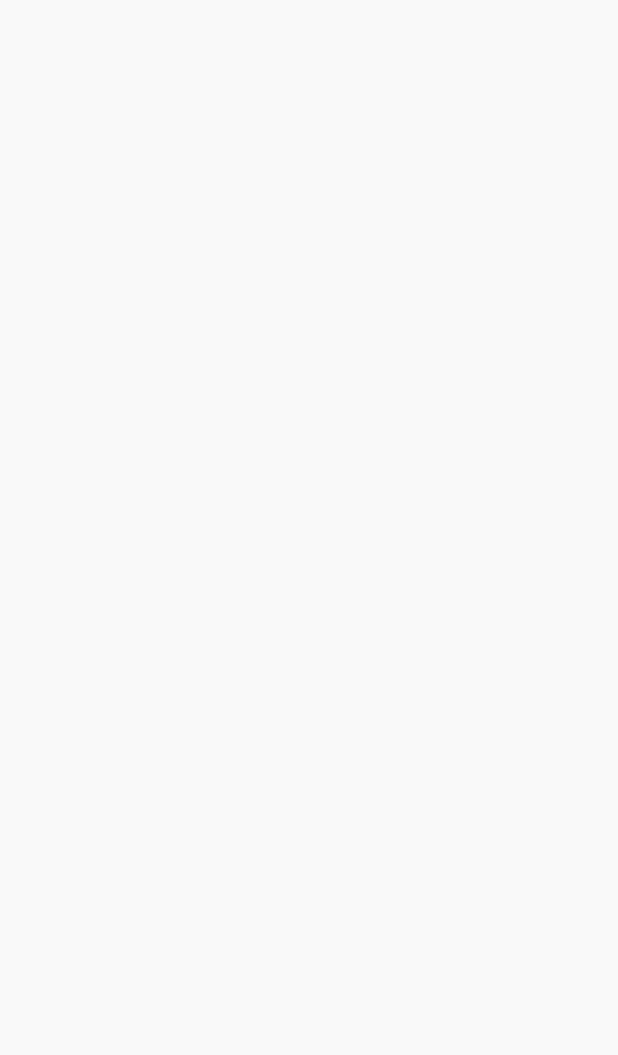
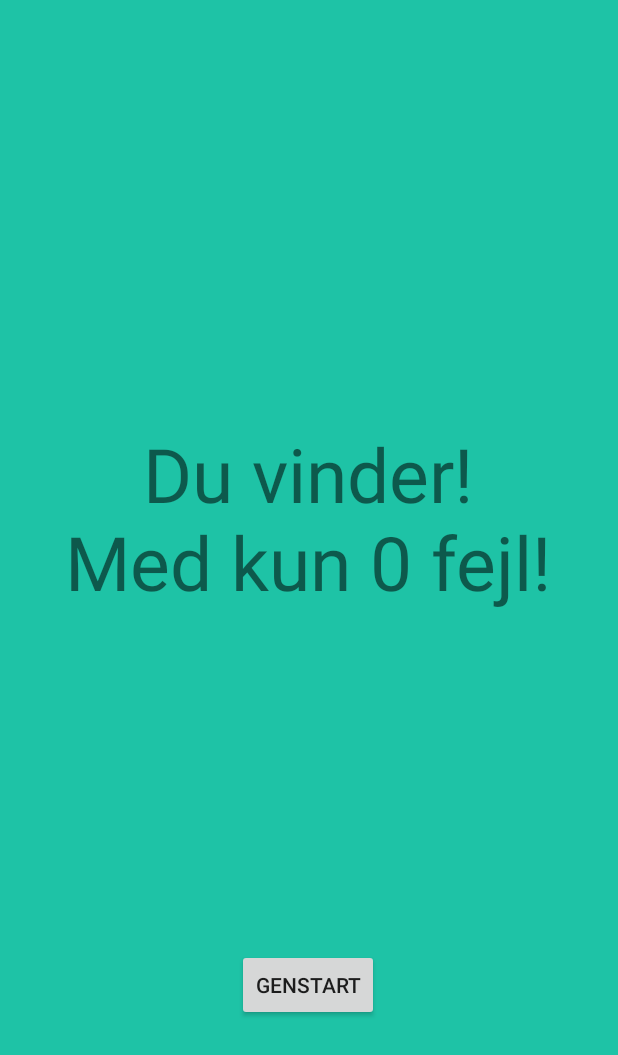
Before and after one commit to alexAbela/Hangman_1, an Android app: the WinningActivity screen opened directly, with no data from a screen before it, on a phone screen of 412 x 824 dp. Before the commit the part shown is empty. Shown: the top 1055 px of the screen. Run offline under Robolectric (Android 15) with nearby library versions, the phone set to English and light mode, and no system bars; 2 statements that could not run were skipped.

Commit message:
Winning activity first implementation

```diff
--- a/app/src/main/java/com/example/hangman/Galgelogik.java
+++ b/app/src/main/java/com/example/hangman/Galgelogik.java
@@ -22,14 +22,14 @@ public class Galgelogik {
 
   public Galgelogik() {
     muligeOrd.add("bil");
-    muligeOrd.add("computer");
+   /* muligeOrd.add("computer");
     muligeOrd.add("programmering");
     muligeOrd.add("motorvej");
     muligeOrd.add("busrute");
     muligeOrd.add("gangsti");
     muligeOrd.add("skovsnegl");
     muligeOrd.add("solsort");
-    muligeOrd.add("nitten");
+    muligeOrd.add("nitten");*/
     nulstil();
   }
 
--- a/app/src/main/java/com/example/hangman/MainActivity.java
+++ b/app/src/main/java/com/example/hangman/MainActivity.java
@@ -62,6 +62,8 @@ public class MainActivity extends AppCompatActivity implements View.OnClickListe
                 Toast.makeText(this, "Du gættede rigtigt: '" + guess.getText().toString().toUpperCase() + "' er i ordet.", Toast.LENGTH_SHORT).show();
             } else if (game.erSpilletVundet()) {
                 Intent winIntent = new Intent(this, WinningActivity.class);
+                winIntent.putExtra("mistakes",game.getAntalForkerteBogstaver());
+                winIntent.putExtra("word",game.getOrdet());
                 startActivity(winIntent);
                 /*Toast.makeText(this, "Du vandt!!", Toast.LENGTH_SHORT).show();
                 giveUpButton.setVisibility(View.INVISIBLE);*/
--- a/app/src/main/java/com/example/hangman/WinningActivity.java
+++ b/app/src/main/java/com/example/hangman/WinningActivity.java
@@ -2,13 +2,41 @@ package com.example.hangman;
 
 import androidx.appcompat.app.AppCompatActivity;
 
+import android.content.Intent;
 import android.os.Bundle;
+import android.view.View;
+import android.widget.Button;
+import android.widget.TextView;
 
-public class WinningActivity extends AppCompatActivity {
+public class WinningActivity extends AppCompatActivity implements View.OnClickListener{
+
+    private TextView winningText, winningWord;
+    private Button restartButton;
+    private String winningWordString, winningTextString;
+    private int mistakes;
+
 
     @Override
     protected void onCreate(Bundle savedInstanceState) {
         super.onCreate(savedInstanceState);
         setContentView(R.layout.activity_winning);
+        Bundle b = getIntent().getExtras();
+        winningWordString = "Ordet var: \n" + b.getString("word");
+        mistakes = b.getInt("mistakes");
+        winningTextString = "Du vinder!\nMed kun " + mistakes + " fejl!";
+
+        winningText = findViewById(R.id.winningText);
+        winningText.setText(winningTextString);
+        winningWord = findViewById(R.id.winningWord);
+        winningWord.setText(winningWordString);
+        restartButton = findViewById(R.id.winRestartButton);
+        restartButton.setOnClickListener(this);
+
     }
+
+    public void onClick(View v){
+        Intent intent = new Intent(this,MainActivity.class);
+        startActivity(intent);
+    }
+
 }
--- a/app/src/main/res/layout/activity_main.xml
+++ b/app/src/main/res/layout/activity_main.xml
@@ -28,7 +28,7 @@
         app:layout_constraintLeft_toLeftOf="parent"
         app:layout_constraintRight_toRightOf="parent"
         app:layout_constraintTop_toTopOf="parent"
-        app:layout_constraintVertical_bias="0.889"
+        app:layout_constraintVertical_bias="0.965"
         app:srcCompat="@drawable/galge" />
 
     <TextView
--- a/app/src/main/res/layout/activity_winning.xml
+++ b/app/src/main/res/layout/activity_winning.xml
@@ -4,6 +4,49 @@
     xmlns:tools="http://schemas.android.com/tools"
     android:layout_width="match_parent"
     android:layout_height="match_parent"
-    tools:context=".WinningActivity">
+    tools:context=".WinningActivity"
+    android:background="@color/healthyGreen">
+
+    <TextView
+        android:id="@+id/winningText"
+        android:layout_width="wrap_content"
+        android:layout_height="wrap_content"
+        android:textSize="50sp"
+        android:text=""
+        android:gravity="center"
+        app:layout_constraintBottom_toBottomOf="parent"
+        app:layout_constraintHorizontal_bias="0.498"
+        app:layout_constraintLeft_toLeftOf="parent"
+        app:layout_constraintRight_toRightOf="parent"
+        app:layout_constraintTop_toTopOf="parent"
+        app:layout_constraintVertical_bias="0.404" />
+
+    <TextView
+        android:id="@+id/winningWord"
+        android:layout_width="wrap_content"
+        android:layout_height="wrap_content"
+        android:text=""
+        android:textSize="24sp"
+        android:gravity="center"
+        app:layout_constraintBottom_toBottomOf="parent"
+        app:layout_constraintHorizontal_bias="0.498"
+        app:layout_constraintLeft_toLeftOf="parent"
+        app:layout_constraintRight_toRightOf="parent"
+        app:layout_constraintTop_toTopOf="parent"
+        app:layout_constraintVertical_bias="0.627" />
+
+    <Button
+        android:id="@+id/winRestartButton"
+        android:layout_width="wrap_content"
+        android:layout_height="wrap_content"
+        android:text="Genstart"
+        android:gravity="center"
+        app:layout_constraintBottom_toBottomOf="parent"
+        app:layout_constraintHorizontal_bias="0.498"
+        app:layout_constraintLeft_toLeftOf="parent"
+        app:layout_constraintRight_toRightOf="parent"
+        app:layout_constraintTop_toTopOf="parent"
+        app:layout_constraintVertical_bias="0.815" />
+
 
 </androidx.constraintlayout.widget.ConstraintLayout>
```
Also changed, not shown: app/src/main/java/com/example/hangman/LosingActivity.java (+13 -2 lines), app/src/main/res/layout/activity_losing.xml (+5 -3 lines).
